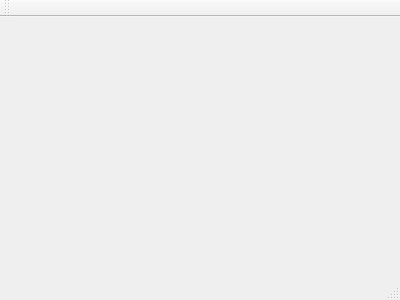
Above: mainwindow.ui from Fibird/simple-computer before the change. Below: the same form after it.
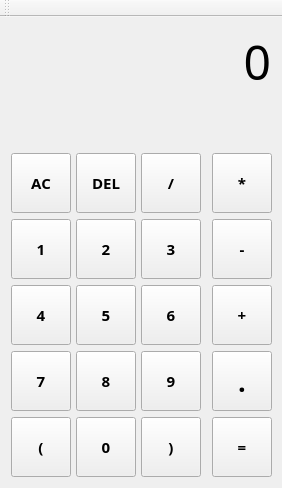
That is the form after the change.

Commit message: complete ui of the computer

What changed in the file:
```diff
--- a/mainwindow.ui
+++ b/mainwindow.ui
@@ -1,24 +1,514 @@
 <ui version="4.0">
  <class>MainWindow</class>
- <widget class="QMainWindow" name="MainWindow" >
-  <property name="geometry" >
+ <widget class="QMainWindow" name="MainWindow">
+  <property name="geometry">
    <rect>
     <x>0</x>
     <y>0</y>
-    <width>400</width>
-    <height>300</height>
+    <width>282</width>
+    <height>488</height>
    </rect>
   </property>
-  <property name="windowTitle" >
-   <string>MainWindow</string>
+  <property name="minimumSize">
+   <size>
+    <width>282</width>
+    <height>488</height>
+   </size>
   </property>
-  <widget class="QMenuBar" name="menuBar" />
-  <widget class="QToolBar" name="mainToolBar" />
-  <widget class="QWidget" name="centralWidget" />
-  <widget class="QStatusBar" name="statusBar" />
+  <property name="maximumSize">
+   <size>
+    <width>282</width>
+    <height>488</height>
+   </size>
+  </property>
+  <property name="windowTitle">
+   <string>Computer</string>
+  </property>
+  <widget class="QWidget" name="centralWidget">
+   <layout class="QGridLayout" name="gridLayout">
+    <item row="5" column="4">
+     <widget class="QPushButton" name="plusOptBtn">
+      <property name="minimumSize">
+       <size>
+        <width>60</width>
+        <height>60</height>
+       </size>
+      </property>
+      <property name="font">
+       <font>
+        <family>Agency FB</family>
+        <pointsize>11</pointsize>
+        <weight>75</weight>
+        <bold>true</bold>
+       </font>
+      </property>
+      <property name="text">
+       <string>+</string>
+      </property>
+     </widget>
+    </item>
+    <item row="6" column="4">
+     <widget class="QPushButton" name="pushButton">
+      <property name="minimumSize">
+       <size>
+        <width>60</width>
+        <height>60</height>
+       </size>
+      </property>
+      <property name="font">
+       <font>
+        <family>Agency FB</family>
+        <pointsize>20</pointsize>
+        <weight>75</weight>
+        <bold>true</bold>
+       </font>
+      </property>
+      <property name="text">
+       <string>.</string>
+      </property>
+     </widget>
+    </item>
+    <item row="3" column="4">
+     <widget class="QPushButton" name="timesOptBtn">
+      <property name="minimumSize">
+       <size>
+        <width>60</width>
+        <height>60</height>
+       </size>
+      </property>
+      <property name="font">
+       <font>
+        <family>Agency FB</family>
+        <pointsize>11</pointsize>
+        <weight>75</weight>
+        <bold>true</bold>
+       </font>
+      </property>
+      <property name="text">
+       <string>*</string>
+      </property>
+     </widget>
+    </item>
+    <item row="4" column="4">
+     <widget class="QPushButton" name="minusOptBtn">
+      <property name="minimumSize">
+       <size>
+        <width>60</width>
+        <height>60</height>
+       </size>
+      </property>
+      <property name="font">
+       <font>
+        <family>Agency FB</family>
+        <pointsize>11</pointsize>
+        <weight>75</weight>
+        <bold>true</bold>
+       </font>
+      </property>
+      <property name="text">
+       <string>-</string>
+      </property>
+     </widget>
+    </item>
+    <item row="7" column="0">
+     <widget class="QPushButton" name="leftParBtn">
+      <property name="minimumSize">
+       <size>
+        <width>60</width>
+        <height>60</height>
+       </size>
+      </property>
+      <property name="font">
+       <font>
+        <family>Agency FB</family>
+        <pointsize>11</pointsize>
+        <weight>75</weight>
+        <bold>true</bold>
+       </font>
+      </property>
+      <property name="text">
+       <string>(</string>
+      </property>
+     </widget>
+    </item>
+    <item row="4" column="2">
+     <widget class="QPushButton" name="num3Btn">
+      <property name="minimumSize">
+       <size>
+        <width>60</width>
+        <height>60</height>
+       </size>
+      </property>
+      <property name="font">
+       <font>
+        <family>Agency FB</family>
+        <pointsize>11</pointsize>
+        <weight>75</weight>
+        <bold>true</bold>
+       </font>
+      </property>
+      <property name="text">
+       <string>3</string>
+      </property>
+     </widget>
+    </item>
+    <item row="5" column="1">
+     <widget class="QPushButton" name="num5Btn">
+      <property name="minimumSize">
+       <size>
+        <width>60</width>
+        <height>60</height>
+       </size>
+      </property>
+      <property name="font">
+       <font>
+        <family>Agency FB</family>
+        <pointsize>11</pointsize>
+        <weight>75</weight>
+        <bold>true</bold>
+       </font>
+      </property>
+      <property name="text">
+       <string>5</string>
+      </property>
+     </widget>
+    </item>
+    <item row="6" column="1">
+     <widget class="QPushButton" name="num8Btn">
+      <property name="minimumSize">
+       <size>
+        <width>60</width>
+        <height>60</height>
+       </size>
+      </property>
+      <property name="font">
+       <font>
+        <family>Agency FB</family>
+        <pointsize>11</pointsize>
+        <weight>75</weight>
+        <bold>true</bold>
+       </font>
+      </property>
+      <property name="text">
+       <string>8</string>
+      </property>
+     </widget>
+    </item>
+    <item row="4" column="1">
+     <widget class="QPushButton" name="num2Btn">
+      <property name="minimumSize">
+       <size>
+        <width>60</width>
+        <height>60</height>
+       </size>
+      </property>
+      <property name="font">
+       <font>
+        <family>Agency FB</family>
+        <pointsize>11</pointsize>
+        <weight>75</weight>
+        <bold>true</bold>
+       </font>
+      </property>
+      <property name="text">
+       <string>2</string>
+      </property>
+     </widget>
+    </item>
+    <item row="4" column="0">
+     <widget class="QPushButton" name="num1Btn">
+      <property name="minimumSize">
+       <size>
+        <width>60</width>
+        <height>60</height>
+       </size>
+      </property>
+      <property name="font">
+       <font>
+        <family>Agency FB</family>
+        <pointsize>11</pointsize>
+        <weight>75</weight>
+        <bold>true</bold>
+       </font>
+      </property>
+      <property name="text">
+       <string>1</string>
+      </property>
+     </widget>
+    </item>
+    <item row="5" column="0">
+     <widget class="QPushButton" name="num4Btn">
+      <property name="minimumSize">
+       <size>
+        <width>60</width>
+        <height>60</height>
+       </size>
+      </property>
+      <property name="font">
+       <font>
+        <family>Agency FB</family>
+        <pointsize>11</pointsize>
+        <weight>75</weight>
+        <bold>true</bold>
+       </font>
+      </property>
+      <property name="text">
+       <string>4</string>
+      </property>
+     </widget>
+    </item>
+    <item row="3" column="0">
+     <widget class="QPushButton" name="ACbtn">
+      <property name="minimumSize">
+       <size>
+        <width>60</width>
+        <height>60</height>
+       </size>
+      </property>
+      <property name="font">
+       <font>
+        <family>Agency FB</family>
+        <pointsize>11</pointsize>
+        <weight>75</weight>
+        <bold>true</bold>
+       </font>
+      </property>
+      <property name="text">
+       <string>AC</string>
+      </property>
+     </widget>
+    </item>
+    <item row="5" column="2">
+     <widget class="QPushButton" name="num6Btn">
+      <property name="minimumSize">
+       <size>
+        <width>60</width>
+        <height>60</height>
+       </size>
+      </property>
+      <property name="font">
+       <font>
+        <family>Agency FB</family>
+        <pointsize>11</pointsize>
+        <weight>75</weight>
+        <bold>true</bold>
+       </font>
+      </property>
+      <property name="text">
+       <string>6</string>
+      </property>
+     </widget>
+    </item>
+    <item row="3" column="1">
+     <widget class="QPushButton" name="delBtn">
+      <property name="minimumSize">
+       <size>
+        <width>60</width>
+        <height>60</height>
+       </size>
+      </property>
+      <property name="font">
+       <font>
+        <family>Agency FB</family>
+        <pointsize>11</pointsize>
+        <weight>75</weight>
+        <bold>true</bold>
+       </font>
+      </property>
+      <property name="text">
+       <string>DEL</string>
+      </property>
+     </widget>
+    </item>
+    <item row="7" column="2">
+     <widget class="QPushButton" name="rightParBtn">
+      <property name="minimumSize">
+       <size>
+        <width>60</width>
+        <height>60</height>
+       </size>
+      </property>
+      <property name="font">
+       <font>
+        <family>Agency FB</family>
+        <pointsize>11</pointsize>
+        <weight>75</weight>
+        <bold>true</bold>
+       </font>
+      </property>
+      <property name="text">
+       <string>)</string>
+      </property>
+     </widget>
+    </item>
+    <item row="6" column="0">
+     <widget class="QPushButton" name="num7Btn">
+      <property name="minimumSize">
+       <size>
+        <width>60</width>
+        <height>60</height>
+       </size>
+      </property>
+      <property name="font">
+       <font>
+        <family>Agency FB</family>
+        <pointsize>11</pointsize>
+        <weight>75</weight>
+        <bold>true</bold>
+       </font>
+      </property>
+      <property name="text">
+       <string>7</string>
+      </property>
+     </widget>
+    </item>
+    <item row="6" column="2">
+     <widget class="QPushButton" name="num9Btn">
+      <property name="minimumSize">
+       <size>
+        <width>60</width>
+        <height>60</height>
+       </size>
+      </property>
+      <property name="font">
+       <font>
+        <family>Agency FB</family>
+        <pointsize>11</pointsize>
+        <weight>75</weight>
+        <bold>true</bold>
+       </font>
+      </property>
+      <property name="text">
+       <string>9</string>
+      </property>
+     </widget>
+    </item>
+    <item row="7" column="1">
+     <widget class="QPushButton" name="num0Btn">
+      <property name="minimumSize">
+       <size>
+        <width>60</width>
+        <height>60</height>
+       </size>
+      </property>
+      <property name="font">
+       <font>
+        <family>Agency FB</family>
+        <pointsize>11</pointsize>
+        <weight>75</weight>
+        <bold>true</bold>
+       </font>
+      </property>
+      <property name="text">
+       <string>0</string>
+      </property>
+     </widget>
+    </item>
+    <item row="0" column="0" colspan="5">
+     <widget class="QLabel" name="numDisplayLbl">
+      <property name="minimumSize">
+       <size>
+        <width>140</width>
+        <height>40</height>
+       </size>
+      </property>
+      <property name="font">
+       <font>
+        <family>Agency FB</family>
+        <pointsize>36</pointsize>
+       </font>
+      </property>
+      <property name="cursor">
+       <cursorShape>IBeamCursor</cursorShape>
+      </property>
+      <property name="frameShadow">
+       <enum>QFrame::Sunken</enum>
+      </property>
+      <property name="text">
+       <string>0</string>
+      </property>
+      <property name="alignment">
+       <set>Qt::AlignRight|Qt::AlignTrailing|Qt::AlignVCenter</set>
+      </property>
+     </widget>
+    </item>
+    <item row="1" column="0">
+     <spacer name="verticalSpacer">
+      <property name="orientation">
+       <enum>Qt::Vertical</enum>
+      </property>
+      <property name="sizeHint" stdset="0">
+       <size>
+        <width>20</width>
+        <height>40</height>
+       </size>
+      </property>
+     </spacer>
+    </item>
+    <item row="3" column="2">
+     <widget class="QPushButton" name="DivOptBtn">
+      <property name="minimumSize">
+       <size>
+        <width>60</width>
+        <height>60</height>
+       </size>
+      </property>
+      <property name="font">
+       <font>
+        <family>Agency FB</family>
+        <pointsize>11</pointsize>
+        <weight>75</weight>
+        <bold>true</bold>
+       </font>
+      </property>
+      <property name="text">
+       <string>/</string>
+      </property>
+     </widget>
+    </item>
+    <item row="7" column="4">
+     <widget class="QPushButton" name="equalSignBtn">
+      <property name="minimumSize">
+       <size>
+        <width>60</width>
+        <height>60</height>
+       </size>
+      </property>
+      <property name="font">
+       <font>
+        <family>Agency FB</family>
+        <pointsize>11</pointsize>
+        <weight>75</weight>
+        <bold>true</bold>
+       </font>
+      </property>
+      <property name="text">
+       <string>=</string>
+      </property>
+     </widget>
+    </item>
+   </layout>
+  </widget>
+  <widget class="QMenuBar" name="menuBar">
+   <property name="geometry">
+    <rect>
+     <x>0</x>
+     <y>0</y>
+     <width>282</width>
+     <height>23</height>
+    </rect>
+   </property>
+  </widget>
+  <widget class="QToolBar" name="mainToolBar">
+   <attribute name="toolBarArea">
+    <enum>TopToolBarArea</enum>
+   </attribute>
+   <attribute name="toolBarBreak">
+    <bool>false</bool>
+   </attribute>
+  </widget>
  </widget>
- <layoutDefault spacing="6" margin="11" />
- <pixmapfunction></pixmapfunction>
+ <layoutdefault spacing="6" margin="11"/>
  <resources/>
  <connections/>
 </ui>
```
Left out of the diff: 1 changed line with no effect on the pictures.
